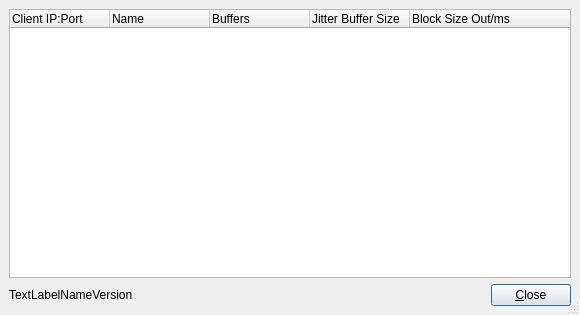
This is src/llconserverdlgbase.ui in jamulussoftware/jamulus as Qt 5 draws it before an edit. The edited form follows.
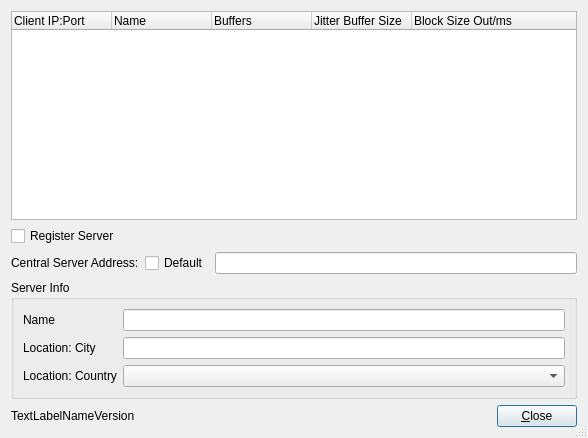
This is the edited form. Icons and pictures are not drawn.

Commit message: bug fix, added GUI controls for server info, added some server info init code, removed server selection in main window, changed connect dialog server list columns

Diff of the .ui file:
```diff
--- a/src/llconserverdlgbase.ui
+++ b/src/llconserverdlgbase.ui
@@ -5,8 +5,8 @@
    <rect>
     <x>0</x>
     <y>0</y>
-    <width>580</width>
-    <height>315</height>
+    <width>588</width>
+    <height>438</height>
    </rect>
   </property>
   <property name="windowTitle" >
@@ -19,21 +19,6 @@
    <bool>true</bool>
   </property>
   <layout class="QVBoxLayout" >
-   <property name="spacing" >
-    <number>6</number>
-   </property>
-   <property name="leftMargin" >
-    <number>9</number>
-   </property>
-   <property name="topMargin" >
-    <number>9</number>
-   </property>
-   <property name="rightMargin" >
-    <number>9</number>
-   </property>
-   <property name="bottomMargin" >
-    <number>9</number>
-   </property>
    <item>
     <widget class="QTreeWidget" name="ListViewClients" >
      <property name="rootIsDecorated" >
@@ -66,6 +51,81 @@
      </column>
     </widget>
    </item>
+   <item>
+    <widget class="QCheckBox" name="CheckBoxRegisterServer" >
+     <property name="text" >
+      <string>Register Server</string>
+     </property>
+    </widget>
+   </item>
+   <item>
+    <layout class="QHBoxLayout" >
+     <item>
+      <widget class="QLabel" name="LabelCentralServerAddress" >
+       <property name="text" >
+        <string>Central Server Address:</string>
+       </property>
+      </widget>
+     </item>
+     <item>
+      <widget class="QCheckBox" name="CheckBoxDefaultCentralServer" >
+       <property name="text" >
+        <string>Default</string>
+       </property>
+      </widget>
+     </item>
+     <item>
+      <widget class="QLineEdit" name="LineEditCentralServerAddress" />
+     </item>
+    </layout>
+   </item>
+   <item>
+    <widget class="QGroupBox" name="groupBox" >
+     <property name="title" >
+      <string>Server Info</string>
+     </property>
+     <layout class="QHBoxLayout" >
+      <item>
+       <layout class="QVBoxLayout" >
+        <item>
+         <widget class="QLabel" name="LabelServerName" >
+          <property name="text" >
+           <string>Name</string>
+          </property>
+         </widget>
+        </item>
+        <item>
+         <widget class="QLabel" name="LabelLocationCity" >
+          <property name="text" >
+           <string>Location: City</string>
+          </property>
+         </widget>
+        </item>
+        <item>
+         <widget class="QLabel" name="LabelLocationCountry" >
+          <property name="text" >
+           <string>Location: Country</string>
+          </property>
+         </widget>
+        </item>
+       </layout>
+      </item>
+      <item>
+       <layout class="QVBoxLayout" >
+        <item>
+         <widget class="QLineEdit" name="LineEditServerName" />
+        </item>
+        <item>
+         <widget class="QLineEdit" name="LineEditLocationCity" />
+        </item>
+        <item>
+         <widget class="QComboBox" name="ComboBoxLocationCountry" />
+        </item>
+       </layout>
+      </item>
+     </layout>
+    </widget>
+   </item>
    <item>
     <layout class="QHBoxLayout" >
      <property name="spacing" >
```
The commit also changes 5 other files.
